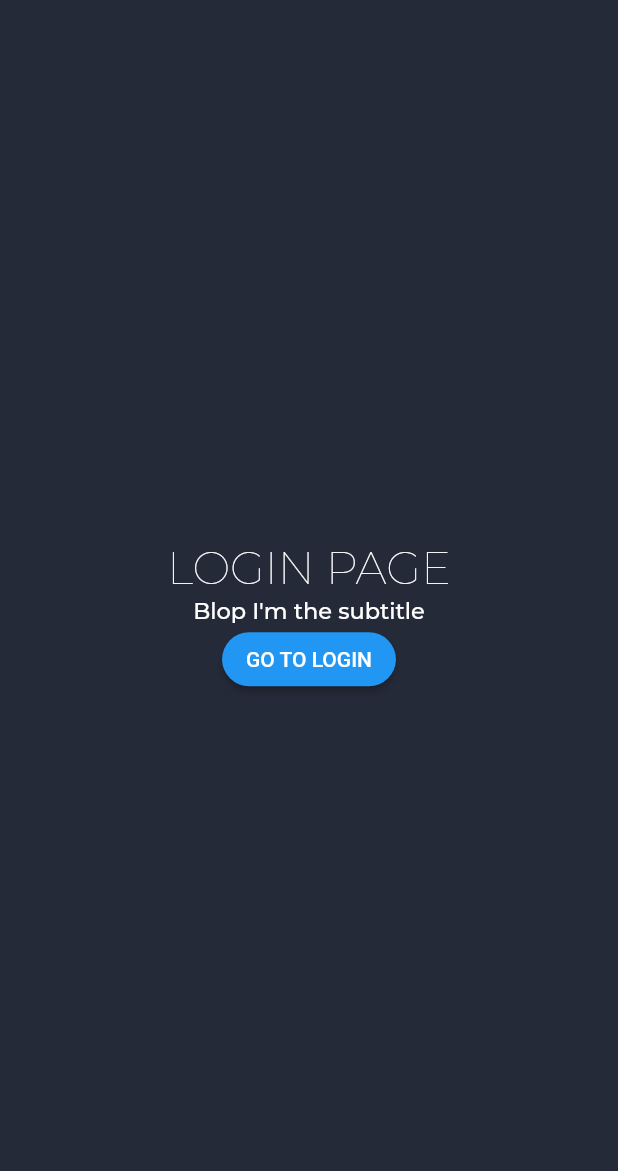
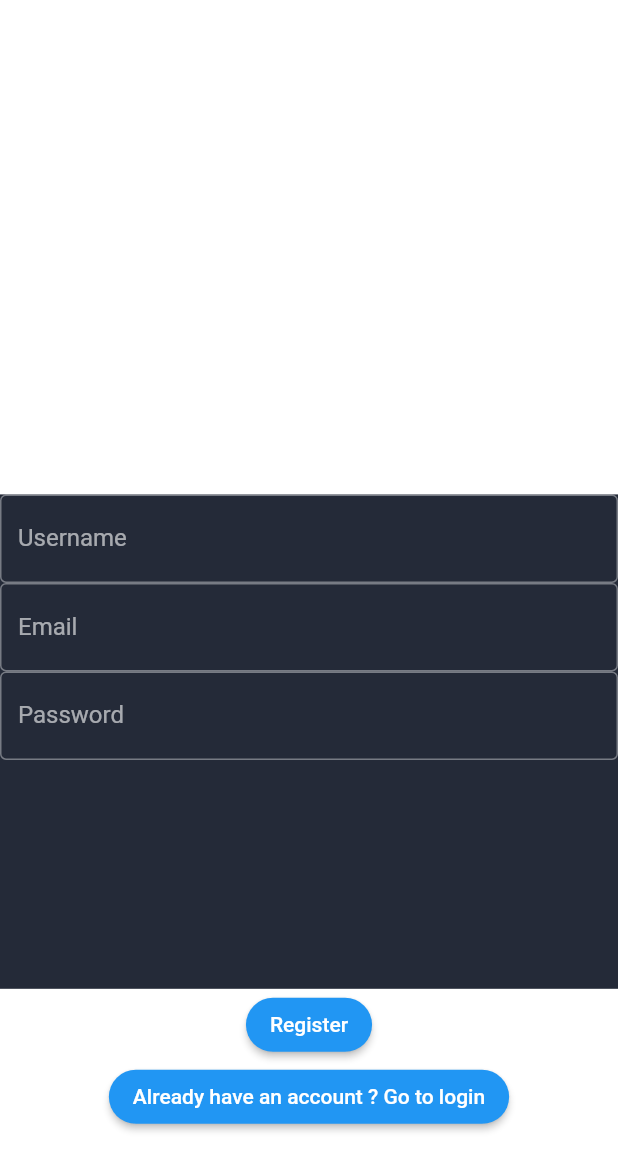
Before and after one commit to Thomas-Silinski/flutter-1, a Flutter app: the RegisterScreen screen opened by its route, on a phone screen of 412 x 824 dp. Shown: the top 1171 px of the screen. Run offline on Flutter 3.47's test engine with Material 2 defaults, Android fonts, the phone set to English and light mode, and no system bars; our stand-ins replace get, get_storage, google_fonts; accounts and stored records are empty.

Commit message:
udpate login/register pages

```diff
--- a/lib/main.dart
+++ b/lib/main.dart
@@ -8,9 +8,12 @@ import 'constants/routes.dart';
 import 'screens/auth/login_screen.dart';
 import 'screens/splash_screen.dart';
 import 'themes/themes.dart';
+import 'package:flutter/rendering.dart';
+import 'package:flutter/rendering.dart';
 
 void main() async {
   await GetStorage.init();
+  debugPaintSizeEnabled=true;
   runApp(const Routing());
 }
 
--- a/lib/screens/auth/register_screen.dart
+++ b/lib/screens/auth/register_screen.dart
@@ -1,6 +1,8 @@
 import 'package:flutter/material.dart';
+import 'package:flutter/rendering.dart';
+import 'package:flutter/widgets.dart';
+import 'package:project/constants/routes.dart';
 import 'package:get/get.dart';
-import 'package:project/constants/routes.dart';
 
 class RegisterScreen extends StatefulWidget {
   const RegisterScreen({Key? key}) : super(key: key);
@@ -12,28 +14,87 @@ class RegisterScreen extends StatefulWidget {
 class _RegisterScreenState extends State<RegisterScreen> {
   @override
   Widget build(BuildContext context) {
-    return Scaffold(
-      body: SafeArea(
-        child: Center(
+    return DefaultTextStyle(
+      style: Theme.of(context).textTheme.bodyText2!,
+      child: LayoutBuilder(
+        builder: (BuildContext context, BoxConstraints viewportConstraints) {
+          return SingleChildScrollView(
+            child: ConstrainedBox(
+              constraints: BoxConstraints(
+                minHeight: viewportConstraints.maxHeight,
+              ),
+              child: IntrinsicHeight(
                 child: Column(
-            mainAxisAlignment: MainAxisAlignment.center,
                   children: <Widget>[
-              Text(
-                'LOGIN PAGE',
-                style: Theme.of(context).textTheme.headline1,
+                    Expanded(
+                      flex: 2,
+                      child: Container(
+                        // A fixed-height child.
+                        //color: const Color(0xffeeee00), // Yellow
+                        alignment: Alignment.center,
+                        child: const Text(
+                          'Welcome\non\nEasy App',
+                          textAlign: TextAlign.center,
+                          style: TextStyle(fontSize: 40.0),
                         ),
-              Text(
-                "Blop I'm the subtitle",
-                style: Theme.of(context).textTheme.bodyText1,
+                      ),
+                    ),
+                    Expanded(
+                      flex: 2,
+                      child: Container(
+                          //color: const Color(0xffee0000), // Red
+                          alignment: Alignment.center,
+                          child: _buildTextFields()),
+                    ),
+                    Expanded(
+                      flex: 1,
+                      child: Container(
+                          //color: const Color(0xffee0000), // Red
+                          alignment: Alignment.center,
+                          child: Column(children: <Widget>[
+                            ElevatedButton(
+                              onPressed: () => Get.offNamed(loginRoute),
+                              child: const Text('Register'),
                             ),
                             ElevatedButton(
                               onPressed: () => Get.offNamed(loginRoute),
-                child: const Text('GO TO LOGIN'),
+                              child: const Text(
+                                  'Already have an account ? Go to login'),
+                            ),
+                          ])),
                     ),
                   ],
                 ),
               ),
             ),
           );
+        },
+      ),
+    );
   }
 }
+
+Widget _buildTextFields() {
+  return Scaffold(
+      body: Column(
+    children: const <Widget>[
+      TextField(
+        decoration: InputDecoration(
+            border: OutlineInputBorder(), labelText: 'Username'),
+      ),
+      //SizedBox(height: 10),
+      TextField(
+        decoration: InputDecoration(
+          border: OutlineInputBorder(),
+          labelText: 'Email',
+        ),
+      ),
+      //SizedBox(height: 10),
+      TextField(
+        decoration: InputDecoration(
+            border: OutlineInputBorder(), labelText: 'Password'),
+        obscureText: true,
+      ),
+    ],
+  ));
+}
```
Also changed, not shown: lib/screens/auth/login_screen.dart (+51 -10 lines), lib/screens/splash_screen.dart (+7 -3 lines). Lines whose indentation alone changed are shown as unchanged.
